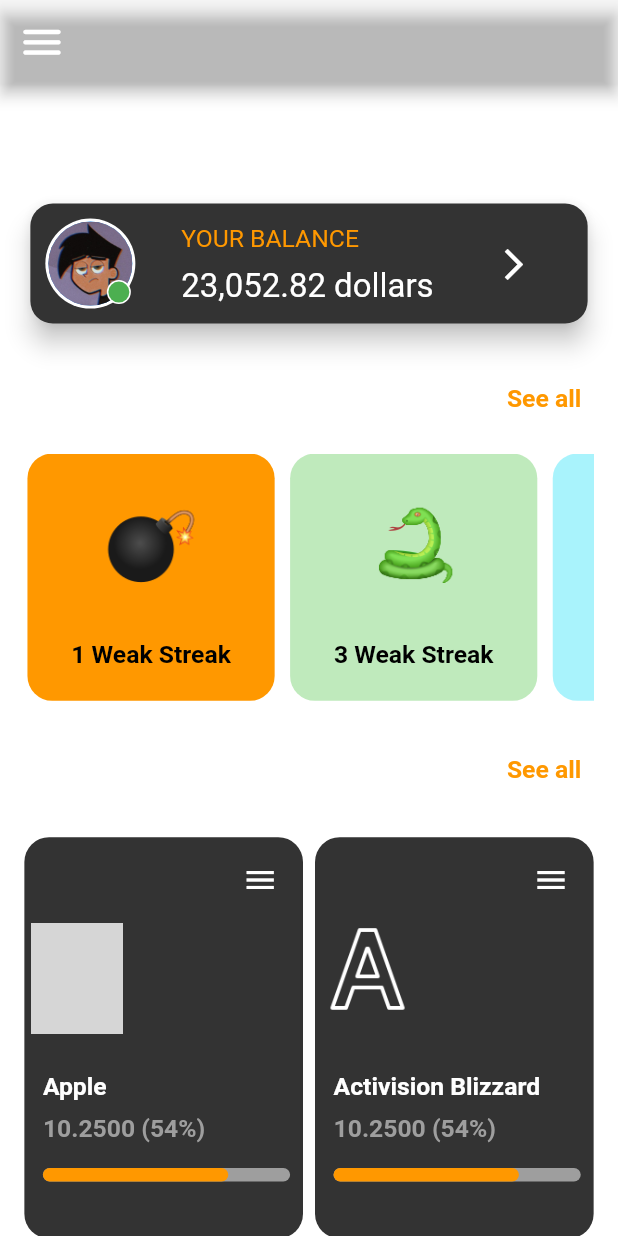
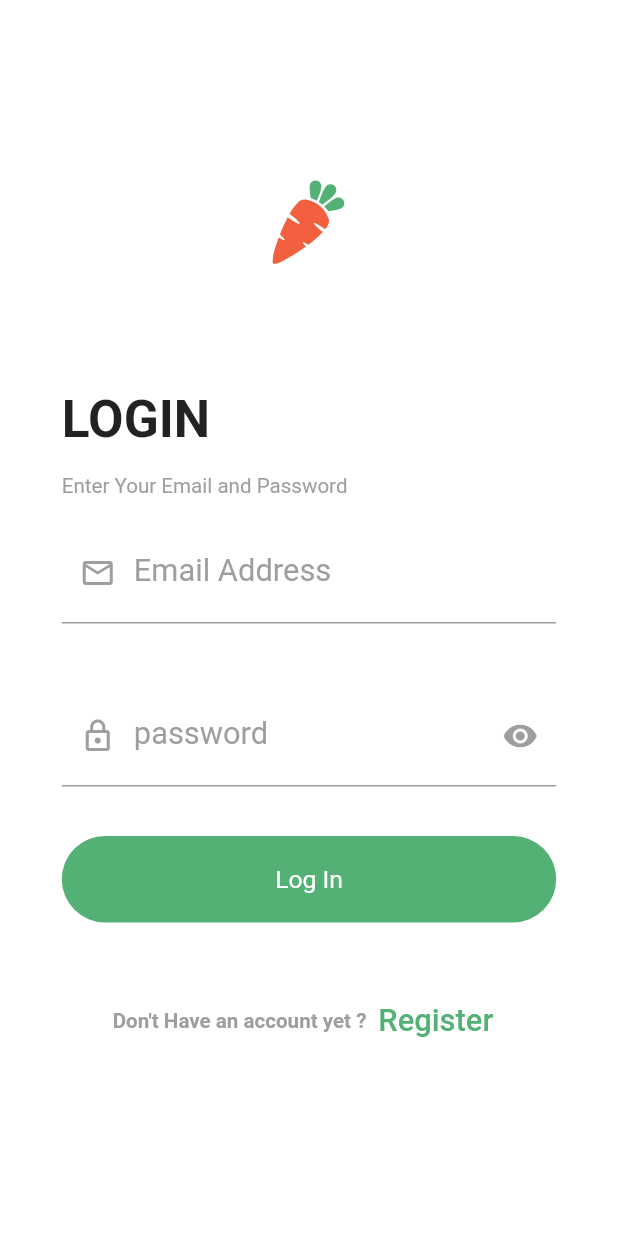
Before and after one commit to samyhamdy/CAT, a Flutter app: the screen it shows after launch, on a phone screen of 412 x 824 dp. Run offline on Flutter 3.47's test engine with Material 2 defaults, Android fonts, the phone set to English and light mode, and no system bars; our stand-ins replace flutter_svg, fluttertoast, google_fonts, hexcolor, shared_preferences, sizer; Roboto replaces fonts that are missing (Cairo); grey boxes are pictures that could not be loaded.

Commit message:
finished login and register

```diff
--- a/cat_tasks/lib/main.dart
+++ b/cat_tasks/lib/main.dart
@@ -1,8 +1,12 @@
-import 'package:cat_tasks/task_0/screen_1.dart';
+import 'package:cat_tasks/task_0/data/cache/cache_helper.dart';
+import 'package:cat_tasks/task_0/presentation/auth/login.dart';
 import 'package:flutter/material.dart';
 import 'package:sizer/sizer.dart';
 
-void main() {
+void main() async {
+  WidgetsFlutterBinding.ensureInitialized();
+
+  await CacheHelper.init();
   runApp(const CatTasks());
 }
 
@@ -18,7 +22,7 @@ class CatTasks extends StatelessWidget {
           theme: ThemeData(
             primarySwatch: Colors.blue,
           ),
-          home: FirstTask_1(),
+          home: LoginScreen(),
         );
       },
     );
--- /dev/null
+++ b/cat_tasks/lib/task_0/data/cache/cache_helper.dart
@@ -0,0 +1,31 @@
+import 'package:shared_preferences/shared_preferences.dart';
+
+class CacheHelper {
+  static late SharedPreferences sharedPreferences;
+
+  static init() async {
+    sharedPreferences = await SharedPreferences.getInstance();
+  }
+
+  static Future<bool> SaveData({
+    required String key,
+    required dynamic value,
+  }) async {
+    if (value is String) return await sharedPreferences.setString(key, value);
+    if (value is int) return await sharedPreferences.setInt(key, value);
+    if (value is bool) return await sharedPreferences.setBool(key, value);
+    return await sharedPreferences.setDouble(key, value);
+  }
+
+  static dynamic GetData({
+    required String key,
+  }) {
+    return sharedPreferences.get(key);
+  }
+
+  static Future<bool> RemoveData({
+    required String key,
+  }) async {
+    return await sharedPreferences.remove(key);
+  }
+}
--- /dev/null
+++ b/cat_tasks/lib/task_0/presentation/auth/login.dart
@@ -0,0 +1,167 @@
+import 'package:cat_tasks/task_0/data/cache/cache_helper.dart';
+import 'package:cat_tasks/task_0/presentation/auth/register.dart';
+import 'package:cat_tasks/task_0/presentation/twe_screens/screen_1.dart';
+import 'package:cat_tasks/task_0/resources/assets_manager.dart';
+import 'package:cat_tasks/task_0/resources/colors_manager.dart';
+import 'package:cat_tasks/task_0/resources/shared_widgets/auth_widgets/auth_widgets.dart';
+import 'package:cat_tasks/task_0/resources/string_manager.dart';
+import 'package:flutter/material.dart';
+import 'package:flutter_svg/flutter_svg.dart';
+import 'package:sizer/sizer.dart';
+
+// ignore: must_be_immutable
+class LoginScreen extends StatefulWidget {
+  LoginScreen({Key? key}) : super(key: key);
+
+  @override
+  State<LoginScreen> createState() => _LoginScreenState();
+}
+
+class _LoginScreenState extends State<LoginScreen> {
+  var emailController = TextEditingController();
+
+  var passwordController = TextEditingController();
+
+  var email;
+
+  var password;
+
+  bool ishidden = true;
+
+  var formkey = GlobalKey<FormState>();
+  IconData suffix = Icons.visibility;
+
+  @override
+  Widget build(BuildContext context) {
+    return Scaffold(
+      backgroundColor: ColorsManager.white,
+      body: Form(
+        key: formkey,
+        child: Padding(
+          padding: EdgeInsets.all(5.h),
+          child: Center(
+            child: SingleChildScrollView(
+              child: Column(
+                crossAxisAlignment: CrossAxisAlignment.start,
+                mainAxisAlignment: MainAxisAlignment.center,
+                children: [
+                  Padding(
+                    padding: EdgeInsets.only(bottom: 10.h),
+                    child: Container(
+                        alignment: Alignment.center,
+                        child: SvgPicture.asset(AssetsManager.login)),
+                  ),
+                  Text(
+                    StringsManager.login1,
+                    style: TextStyle(
+                      fontSize: 25.sp,
+                      fontWeight: FontWeight.bold,
+                    ),
+                  ),
+                  SizedBox(height: 2.h),
+                  Text(
+                    StringsManager.login5,
+                    style: TextStyle(
+                      color: Colors.grey,
+                      fontSize: 10.sp,
+                    ),
+                  ),
+                  SizedBox(
+                    height: 2.h,
+                  ),
+                  appTextFormField(
+                    type: TextInputType.emailAddress,
+                    textEditingController: emailController,
+                    prefixIcon: Icons.email_outlined,
+                    defaultfontsize: 15.sp,
+                    label: StringsManager.emailAddress,
+                    onchanged: (value) {
+                      email = value;
+                    },
+                    onsubmitted: (value) {},
+                  ),
+                  SizedBox(height: 5.h),
+                  appTextFormField(
+                    suffixIcon: suffix,
+                    obsecuretext: ishidden,
+                    suffixfunction: () {
+                      setState(() {
+                        ishidden = !ishidden;
+                        suffix = suffix == Icons.visibility
+                            ? Icons.visibility_off
+                            : Icons.visibility;
+                      });
+                    },
+                    type: TextInputType.visiblePassword,
+                    prefixIcon: Icons.lock_outline,
+                    textEditingController: passwordController,
+                    // SuffixIcon: cubit.suffixIcon,
+                    defaultfontsize: 15.sp,
+                    label: StringsManager.password,
+                    onchanged: (value) {
+                      password = value;
+                    },
+                    onsubmitted: (value) {},
+                  ),
+                  SizedBox(
+                    height: 4.h,
+                  ),
+                  Center(
+                    child: defaultButton(
+                      width: double.infinity,
+                      buttonColor: ColorsManager.logincolor,
+                      fontSize: 20.sp,
+                      buttonFunction: () {
+                        if (formkey.currentState!.validate()) {
+                          if (CacheHelper.GetData(key: StringsManager.email) ==
+                                  email &&
+                              CacheHelper.GetData(key: StringsManager.pass) ==
+                                  password) {
+                            defaultShowToast(
+                                message: StringsManager.success,
+                                states: ToastStates.SUCCESS);
+                            NavigateandFinish(context, FirstTask_1());
+                          } else {
+                            defaultShowToast(
+                                message: StringsManager.failure,
+                                states: ToastStates.ERORR);
+                          }
+                        }
+                      },
+                      text: StringsManager.login2,
+                    ),
+                  ),
+                  SizedBox(
+                    height: 5.h,
+                  ),
+                  Row(
+                    mainAxisAlignment: MainAxisAlignment.center,
+                    children: [
+                      Text(
+                        StringsManager.login3,
+                        style: TextStyle(
+                            color: ColorsManager.subTitle,
+                            fontSize: 10.sp,
+                            fontWeight: FontWeight.bold),
+                      ),
+                      TextButton(
+                          onPressed: () {
+                            navigateTo(context, RegisterScreen());
+                          },
+                          child: Text(
+                            StringsManager.login4,
+                            style: TextStyle(
+                                color: ColorsManager.logincolor,
+                                fontSize: 15.sp),
+                          ))
+                    ],
+                  )
+                ],
+              ),
+            ),
+          ),
+        ),
+      ),
+    );
+  }
+}
--- a/cat_tasks/lib/task_0/first_task_resources/assets_manager.dart
+++ b/cat_tasks/lib/task_0/resources/assets_manager.dart
@@ -11,4 +11,5 @@ class AssetsManager {
   static const profilePic3 = "${basePath}profile_pic3.jpg";
   static const snake = "${basePath}snake.png";
   static const vLetter = "${basePath}v_letter.png";
+  static const login = "${basePath}login_logo.svg";
 }
--- a/cat_tasks/lib/task_0/first_task_resources/colors_manager.dart
+++ b/cat_tasks/lib/task_0/resources/colors_manager.dart
@@ -1,5 +1,5 @@
-import 'package:flutter/cupertino.dart';
 import 'package:flutter/material.dart';
+import 'package:hexcolor/hexcolor.dart';
 
 class ColorsManager {
   static const Color mainColor = Color(0x1e1f24);
@@ -12,4 +12,5 @@ class ColorsManager {
   static const Color black = Colors.black;
   static const Color subTitle = Colors.grey;
   static const Color red = Colors.red;
+  static Color logincolor = HexColor("#53b175");
 }
--- /dev/null
+++ b/cat_tasks/lib/task_0/resources/shared_widgets/auth_widgets/auth_widgets.dart
@@ -0,0 +1,121 @@
+import 'package:cat_tasks/task_0/resources/colors_manager.dart';
+import 'package:cat_tasks/task_0/resources/shared_widgets/main_text.dart';
+import 'package:flutter/material.dart';
+import 'package:fluttertoast/fluttertoast.dart';
+import 'package:sizer/sizer.dart';
+
+Widget appTextFormField({
+  String? label,
+  String? hint,
+  IconData? prefixIcon,
+  IconData? suffixIcon,
+  Function(String)? onchanged,
+  Function(String)? onsubmitted,
+  void Function()? suffixfunction,
+  bool obsecuretext = false,
+  bool isReadonly = false,
+  double defaultfontsize = 20,
+  required TextEditingController textEditingController,
+  TextInputType? type,
+}) =>
+    TextFormField(
+      keyboardType: type ?? TextInputType.text,
+      style: TextStyle(
+        fontSize: defaultfontsize,
+      ),
+      readOnly: isReadonly,
+      controller: textEditingController,
+      onFieldSubmitted: onsubmitted,
+      obscureText: obsecuretext,
+      validator: (value) {
+        if (value!.isEmpty) {
+          return " This field is required ";
+        }
+      },
+      onChanged: onchanged,
+      decoration: InputDecoration(
+        hintText: hint ?? "",
+        labelText: label,
+        labelStyle: const TextStyle(color: ColorsManager.subTitle),
+        suffixIcon: IconButton(
+            icon: Icon(suffixIcon, color: Colors.grey),
+            onPressed: suffixfunction),
+        prefixIcon: Icon(
+          prefixIcon,
+          color: Colors.grey,
+        ),
+        focusedBorder: UnderlineInputBorder(
+            borderSide: BorderSide(color: ColorsManager.logincolor)),
+      ),
+    );
+
+Widget defaultButton({
+  String? text,
+  VoidCallback? buttonFunction,
+  double? fontSize,
+  Color? buttonColor,
+  double? width,
+}) =>
+    GestureDetector(
+      onTap: buttonFunction,
+      child: Container(
+        width: width,
+        height: 7.h,
+        decoration: BoxDecoration(
+            borderRadius: BorderRadius.circular(5.h), color: buttonColor),
+        child: Center(
+          child: AppText(
+            text!,
+            textAlign: TextAlign.center,
+          ),
+        ),
+      ),
+    );
+
+Future<dynamic> navigateTo(context, Widget screen) {
+  return Navigator.push(context, MaterialPageRoute(builder: (context) {
+    return screen;
+  }));
+}
+
+void defaultShowToast({
+  required String message,
+  required ToastStates states,
+}) =>
+    Fluttertoast.showToast(
+        msg: message,
+        toastLength: Toast.LENGTH_LONG,
+        gravity: ToastGravity.BOTTOM,
+        timeInSecForIosWeb: 5,
+        backgroundColor: chooseToastColor(states),
+        textColor: Colors.white,
+        fontSize: 16.0);
+
+enum ToastStates {
+  SUCCESS,
+  ERORR,
+  WARNING,
+}
+
+Color chooseToastColor(ToastStates state) {
+  Color color;
+  switch (state) {
+    case ToastStates.SUCCESS:
+      color = Colors.green;
+      break;
+    case ToastStates.ERORR:
+      color = Colors.red;
+      break;
+    case ToastStates.WARNING:
+      color = Colors.amber;
+      break;
+  }
+  return color;
+}
+
+void NavigateandFinish(context, Widget widget) => Navigator.pushAndRemoveUntil(
+      context,
+      MaterialPageRoute(builder: (context) => widget),
+      (Route<dynamic> route) => false, //remove all screen
+      //if true --- keep all screens before it
+    );
--- a/cat_tasks/lib/task_0/first_task_resources/shared_widgets/cards.dart
+++ b/cat_tasks/lib/task_0/resources/shared_widgets/card.dart
@@ -1,6 +1,5 @@
-import 'package:cat_tasks/task_0/first_task_resources/colors_manager.dart';
+import 'package:cat_tasks/task_0/resources/colors_manager.dart';
 import 'package:flutter/material.dart';
-import 'package:sizer/sizer.dart';
 
 class Screen_1_Card extends StatelessWidget {
   Screen_1_Card({
--- a/cat_tasks/lib/task_0/first_task_resources/shared_widgets/main_text.dart
+++ b/cat_tasks/lib/task_0/resources/shared_widgets/main_text.dart
@@ -1,4 +1,4 @@
-import 'package:cat_tasks/task_0/first_task_resources/colors_manager.dart';
+import 'package:cat_tasks/task_0/resources/colors_manager.dart';
 import 'package:flutter/material.dart';
 import 'package:google_fonts/google_fonts.dart';
 import 'package:sizer/sizer.dart';
--- a/cat_tasks/lib/task_0/first_task_resources/string_manager.dart
+++ b/cat_tasks/lib/task_0/resources/string_manager.dart
@@ -42,4 +42,39 @@ class StringsManager {
   static const reactions1LIKES = "31";
   static const reactionsComments = "12";
   static const reactions2LIKES = "57";
+
+//login & register
+
+  static String title = "online groceriet";
+  static String fontFamily = "gilroy";
+  static String onBoardingTitle1 = "Welcome";
+  static String onBoardingTitle2 = "to our store";
+  static String onBoardingTitle3 = "Ger your groceries in as fast as one hour";
+  static String onBoardingTitle4 = "Get Started";
+  static String login1 = 'LOGIN';
+  static String login2 = "Log In";
+  static String login3 = 'Don\'t Have an account yet ?';
+  static String login4 = 'Register';
+  static String login5 = 'Enter Your Email and Password';
+  static String signUp1 = 'Sign Up';
+  static String signUp2 = 'Enter your credentials to continue';
+  static String signUp3 =
+      'By continuing you agree to our Terms of Service and Privacy Policy';
+
+  static String signUp4 = "Signin";
+  static String signUp5 = "Already have an account?";
+  static String terms = "Terms of Service";
+  static String privacy = " Privacy Policy";
+  static String type = "Type Here";
+  static String emailAddress = "Email Address";
+  static String password = "password";
+  static String userName = "UserName";
+  static String phone = "Phone";
+  static String success = "Successful Login";
+  static String failure = "Failed Login";
+  static const String undefinedRoute = "No Route Found";
+  static const String alreayexist = "User Already Exist";
+  //shared
+  static String email = "email";
+  static String pass = "password";
 }
```
Also changed, not shown: cat_tasks/lib/task_0/presentation/auth/register.dart (added, +202 -0 lines), cat_tasks/lib/task_0/presentation/twe_screens/screen_1.dart (renamed from cat_tasks/lib/task_0/screen_1.dart, +9 -11 lines), cat_tasks/lib/task_0/presentation/twe_screens/screen_2.dart (renamed from cat_tasks/lib/task_0/screen_2.dart, +5 -6 lines), cat_tasks/lib/task_0/resources/shared_widgets/containers.dart (renamed from cat_tasks/lib/task_0/first_task_resources/shared_widgets/container.dart, +3 -5 lines), cat_tasks/pubspec.yaml (+7 -0 lines), cat_tasks/assets/images/task_0/login_logo.svg (added), cat_tasks/pubspec.lock, 1 other file.
